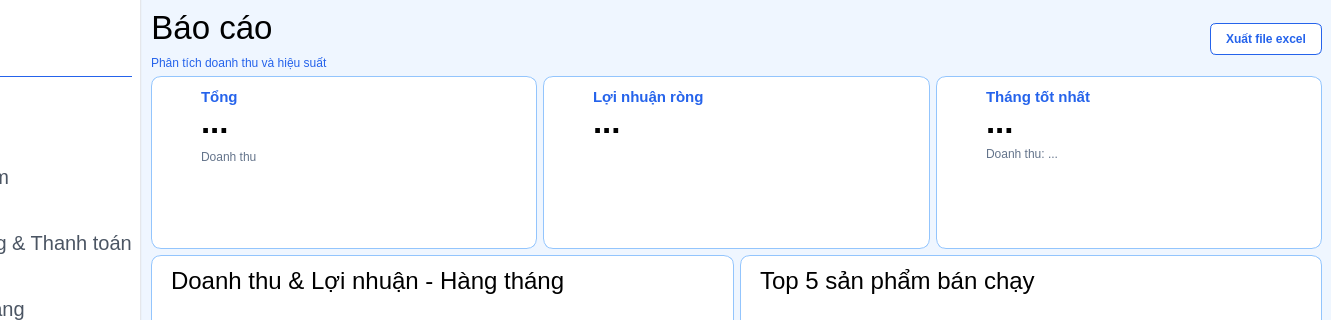
This is Giao_dien/manage.ui in nganthk25406-star/FullKTLT as Qt 5 draws it before an edit; both pictures show x 109 to 1440 and y 0 to 320 of the 1440 by 771 pixel window. The edited form follows.
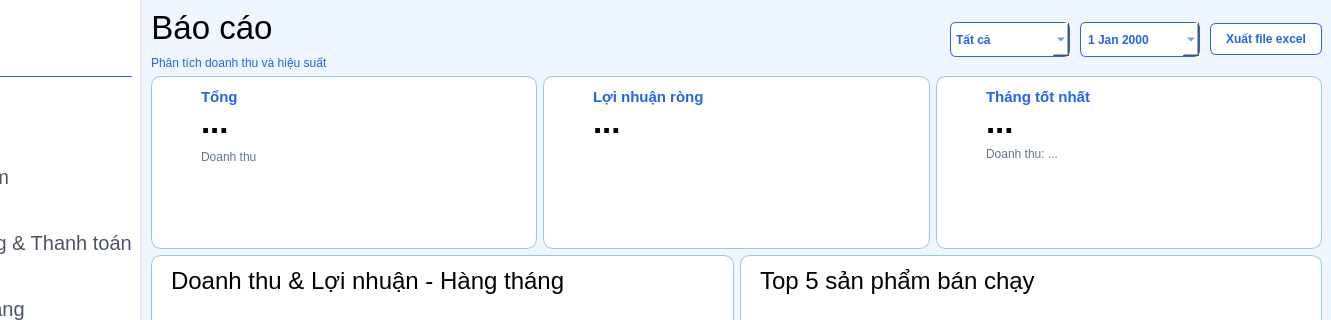
This is the edited form. The open tabs and pages were chosen to show the change. Icons and pictures are not drawn.

```diff
--- a/Giao_dien/manage.ui
+++ b/Giao_dien/manage.ui
@@ -278,7 +278,7 @@
         <item>
          <layout class="QVBoxLayout" name="verticalLayout_4">
           <item>
-           <layout class="QHBoxLayout" name="horizontalLayout_2" stretch="0,0,0">
+           <layout class="QHBoxLayout" name="horizontalLayout_2">
             <property name="spacing">
              <number>10</number>
             </property>
@@ -334,6 +334,50 @@
               </property>
              </spacer>
             </item>
+            <item>
+             <widget class="QComboBox" name="cbo_report_type">
+              <property name="minimumSize">
+               <size>
+                <width>120</width>
+                <height>35</height>
+               </size>
+              </property>
+              <property name="styleSheet">
+               <string notr="true">QComboBox { color: #2563EB; font-weight: bold; border: 1px solid #2563EB; border-radius: 6px; padding: 5px; background: white; }</string>
+              </property>
+              <item>
+               <property name="text">
+                <string>Tất cả</string>
+               </property>
+              </item>
+              <item>
+               <property name="text">
+                <string>Theo ngày</string>
+               </property>
+              </item>
+              <item>
+               <property name="text">
+                <string>Theo tháng</string>
+               </property>
+              </item>
+             </widget>
+            </item>
+            <item>
+             <widget class="QDateEdit" name="date_picker">
+              <property name="minimumSize">
+               <size>
+                <width>120</width>
+                <height>35</height>
+               </size>
+              </property>
+              <property name="styleSheet">
+               <string notr="true">QDateEdit { color: #2563EB; font-weight: bold; border: 1px solid #2563EB; border-radius: 6px; padding: 5px; background: white; }</string>
+              </property>
+              <property name="calendarPopup">
+               <bool>true</bool>
+              </property>
+             </widget>
+            </item>
             <item>
              <widget class="QPushButton" name="btn_excel">
               <property name="styleSheet">
```
Left out of the diff: 22 changed lines with no effect on the pictures.
